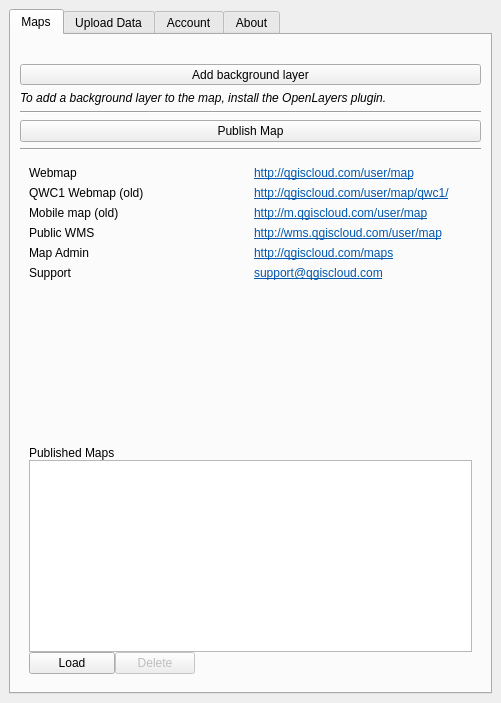
This is qgiscloud/qgiscloudplugin.ui in qgiscloud/qgis-cloud-plugin as Qt 5 draws it before an edit. The edited form follows.
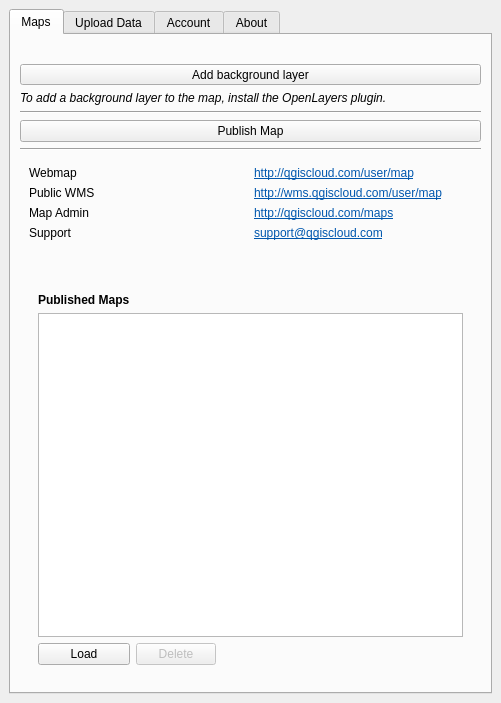
This is the edited form. The open tabs and pages were chosen to show the change. Icons and pictures are not drawn. Custom widgets are drawn as their Qt base class.

```diff
--- a/qgiscloud/qgiscloudplugin.ui
+++ b/qgiscloud/qgiscloudplugin.ui
@@ -27,7 +27,7 @@
        <attribute name="title">
         <string>Maps</string>
        </attribute>
-       <layout class="QGridLayout" name="gridLayout_7">
+       <layout class="QGridLayout" name="gridLayout_4">
         <item row="0" column="0">
          <widget class="QLabel" name="logo_2">
           <property name="autoFillBackground">
@@ -100,31 +100,14 @@
         <item row="6" column="0">
          <widget class="QWidget" name="widgetServices" native="true">
           <layout class="QGridLayout" name="gridLayout">
-           <item row="2" column="1">
-            <widget class="QLabel" name="lblMobileMap">
-             <property name="enabled">
-              <bool>true</bool>
-             </property>
-             <property name="text">
-              <string>&lt;!DOCTYPE HTML PUBLIC &quot;-//W3C//DTD HTML 4.0//EN&quot; &quot;http://www.w3.org/TR/REC-html40/strict.dtd&quot;&gt;
-&lt;html&gt;&lt;head&gt;&lt;meta name=&quot;qrichtext&quot; content=&quot;1&quot; /&gt;&lt;style type=&quot;text/css&quot;&gt;
-p, li { white-space: pre-wrap; }
-&lt;/style&gt;&lt;/head&gt;&lt;body style=&quot; font-family:'Sans Serif'; font-size:9pt; font-weight:400; font-style:normal;&quot;&gt;
-&lt;p style=&quot; margin-top:0px; margin-bottom:0px; margin-left:0px; margin-right:0px; -qt-block-indent:0; text-indent:0px;&quot;&gt;&lt;a href=&quot;http://m.qgiscloud.com/user/map&quot;&gt;&lt;span style=&quot; font-family:'Ubuntu'; text-decoration: underline; color:#0057ae;&quot;&gt;http://m.qgiscloud.com/user/map&lt;/span&gt;&lt;/a&gt;&lt;/p&gt;&lt;/body&gt;&lt;/html&gt;</string>
-             </property>
-             <property name="openExternalLinks">
-              <bool>true</bool>
-             </property>
-            </widget>
-           </item>
-           <item row="3" column="0">
+           <item row="1" column="0">
             <widget class="QLabel" name="label">
              <property name="text">
               <string>Public WMS</string>
              </property>
             </widget>
            </item>
-           <item row="3" column="1">
+           <item row="1" column="1">
             <widget class="QLabel" name="lblWMS">
              <property name="text">
               <string>&lt;!DOCTYPE HTML PUBLIC &quot;-//W3C//DTD HTML 4.0//EN&quot; &quot;http://www.w3.org/TR/REC-html40/strict.dtd&quot;&gt;
@@ -138,14 +121,14 @@
              </property>
             </widget>
            </item>
-           <item row="4" column="0">
+           <item row="2" column="0">
             <widget class="QLabel" name="label_5">
              <property name="text">
               <string>Map Admin</string>
              </property>
             </widget>
            </item>
-           <item row="4" column="1">
+           <item row="2" column="1">
             <widget class="QLabel" name="lblMaps">
              <property name="text">
               <string>&lt;!DOCTYPE HTML PUBLIC &quot;-//W3C//DTD HTML 4.0//EN&quot; &quot;http://www.w3.org/TR/REC-html40/strict.dtd&quot;&gt;
@@ -159,14 +142,14 @@
              </property>
             </widget>
            </item>
-           <item row="5" column="0">
+           <item row="3" column="0">
             <widget class="QLabel" name="label_8">
              <property name="text">
               <string>Support</string>
              </property>
             </widget>
            </item>
-           <item row="5" column="1">
+           <item row="3" column="1">
             <widget class="QLabel" name="lblMobileMap_2">
              <property name="enabled">
               <bool>true</bool>
@@ -183,13 +166,6 @@
              </property>
             </widget>
            </item>
-           <item row="2" column="0">
-            <widget class="QLabel" name="label_4">
-             <property name="text">
-              <string>Mobile map (old)</string>
-             </property>
-            </widget>
-           </item>
            <item row="0" column="0">
             <widget class="QLabel" name="label_3">
              <property name="text">
@@ -211,30 +187,25 @@
              </property>
             </widget>
            </item>
-           <item row="1" column="0">
-            <widget class="QLabel" name="label_7">
-             <property name="text">
-              <string>QWC1 Webmap (old)</string>
-             </property>
-            </widget>
-           </item>
-           <item row="1" column="1">
-            <widget class="QLabel" name="lblQwc1">
-             <property name="text">
-              <string>&lt;!DOCTYPE HTML PUBLIC &quot;-//W3C//DTD HTML 4.0//EN&quot; &quot;http://www.w3.org/TR/REC-html40/strict.dtd&quot;&gt;
-&lt;html&gt;&lt;head&gt;&lt;meta name=&quot;qrichtext&quot; content=&quot;1&quot; /&gt;&lt;style type=&quot;text/css&quot;&gt;
-p, li { white-space: pre-wrap; }
-&lt;/style&gt;&lt;/head&gt;&lt;body style=&quot; font-family:'Ubuntu'; font-size:11pt; font-weight:400; font-style:normal;&quot;&gt;
-&lt;p style=&quot; margin-top:0px; margin-bottom:0px; margin-left:0px; margin-right:0px; -qt-block-indent:0; text-indent:0px;&quot;&gt;&lt;a href=&quot;http://qgiscloud.com/user/map/qwc2/&quot;&gt;&lt;span style=&quot; font-size:9pt; text-decoration: underline; color:#0057ae;&quot;&gt;http://qgiscloud.com/user/map/qwc1/&lt;/span&gt;&lt;/a&gt;&lt;/p&gt;&lt;/body&gt;&lt;/html&gt;</string>
-             </property>
-             <property name="openExternalLinks">
-              <bool>true</bool>
-             </property>
-            </widget>
-           </item>
           </layout>
          </widget>
         </item>
+        <item row="7" column="0">
+         <spacer name="verticalSpacer">
+          <property name="orientation">
+           <enum>Qt::Vertical</enum>
+          </property>
+          <property name="sizeType">
+           <enum>QSizePolicy::Fixed</enum>
+          </property>
+          <property name="sizeHint" stdset="0">
+           <size>
+            <width>20</width>
+            <height>20</height>
+           </size>
+          </property>
+         </spacer>
+        </item>
         <item row="8" column="0">
          <widget class="QFrame" name="frame">
           <property name="enabled">
@@ -250,7 +221,7 @@
            <number>1</number>
           </property>
           <layout class="QGridLayout" name="gridLayout_6">
-           <item row="1" column="0">
+           <item row="0" column="0">
             <widget class="QWidget" name="widgetMaps" native="true">
              <property name="sizePolicy">
               <sizepolicy hsizetype="Preferred" vsizetype="Expanding">
@@ -258,37 +229,41 @@
                <verstretch>0</verstretch>
               </sizepolicy>
              </property>
-             <layout class="QGridLayout" name="gridLayout_4">
-              <property name="leftMargin">
-               <number>0</number>
-              </property>
-              <property name="topMargin">
-               <number>0</number>
-              </property>
-              <property name="rightMargin">
-               <number>0</number>
-              </property>
-              <property name="bottomMargin">
-               <number>0</number>
-              </property>
-              <property name="spacing">
-               <number>0</number>
-              </property>
-              <item row="3" column="0">
-               <widget class="QPushButton" name="btnMapLoad">
-                <property name="text">
-                 <string>Load</string>
-                </property>
-               </widget>
-              </item>
+             <layout class="QGridLayout" name="gridLayout_2">
               <item row="0" column="0">
                <widget class="QLabel" name="lblMaps_3">
+                <property name="font">
+                 <font>
+                  <weight>75</weight>
+                  <bold>true</bold>
+                 </font>
+                </property>
                 <property name="text">
                  <string>Published Maps</string>
                 </property>
                </widget>
               </item>
-              <item row="3" column="2">
+              <item row="1" column="0" colspan="3">
+               <widget class="QListWidget" name="tabMaps"/>
+              </item>
+              <item row="2" column="0">
+               <widget class="QPushButton" name="btnMapLoad">
+                <property name="text">
+                 <string>Load</string>
+                </property>
+               </widget>
+              </item>
+              <item row="2" column="1">
+               <widget class="QPushButton" name="btnMapDelete">
+                <property name="enabled">
+                 <bool>false</bool>
+                </property>
+                <property name="text">
+                 <string>Delete</string>
+                </property>
+               </widget>
+              </item>
+              <item row="2" column="2">
                <spacer name="horizontalSpacer_5">
                 <property name="orientation">
                  <enum>Qt::Horizontal</enum>
@@ -301,35 +276,9 @@
                 </property>
                </spacer>
               </item>
-              <item row="3" column="1">
-               <widget class="QPushButton" name="btnMapDelete">
-                <property name="enabled">
-                 <bool>false</bool>
-                </property>
-                <property name="text">
-                 <string>Delete</string>
-                </property>
-               </widget>
-              </item>
-              <item row="1" column="0" rowspan="2" colspan="4">
-               <widget class="QListWidget" name="tabMaps"/>
-              </item>
              </layout>
             </widget>
            </item>
-           <item row="0" column="0">
-            <spacer name="verticalSpacer">
-             <property name="orientation">
-              <enum>Qt::Vertical</enum>
-             </property>
-             <property name="sizeHint" stdset="0">
-              <size>
-               <width>20</width>
-               <height>40</height>
-              </size>
-             </property>
-            </spacer>
-           </item>
           </layout>
          </widget>
         </item>
```
Left out of the diff: 6 changed lines with no effect on the pictures.
